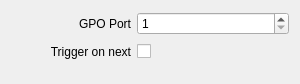
CasparCG/client, file src/Widgets/Inspector/InspectorGpiOutputWidget.ui: the form before one commit.
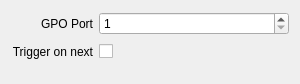
The form after the commit.

Commit message: Remove minimumSize constraint from labels

```diff
--- a/src/Widgets/Inspector/InspectorGpiOutputWidget.ui
+++ b/src/Widgets/Inspector/InspectorGpiOutputWidget.ui
@@ -19,12 +19,6 @@
    </property>
    <item row="0" column="0">
     <widget class="QLabel" name="labelGpoPort">
-     <property name="minimumSize">
-      <size>
-       <width>120</width>
-       <height>0</height>
-      </size>
-     </property>
      <property name="text">
       <string>GPO Port</string>
      </property>
@@ -78,12 +72,6 @@
    </item>
    <item row="1" column="0">
     <widget class="QLabel" name="labelTriggerOnNext">
-     <property name="minimumSize">
-      <size>
-       <width>120</width>
-       <height>0</height>
-      </size>
-     </property>
      <property name="text">
       <string>Trigger on next</string>
      </property>
```
The commit also changes 53 other files.
